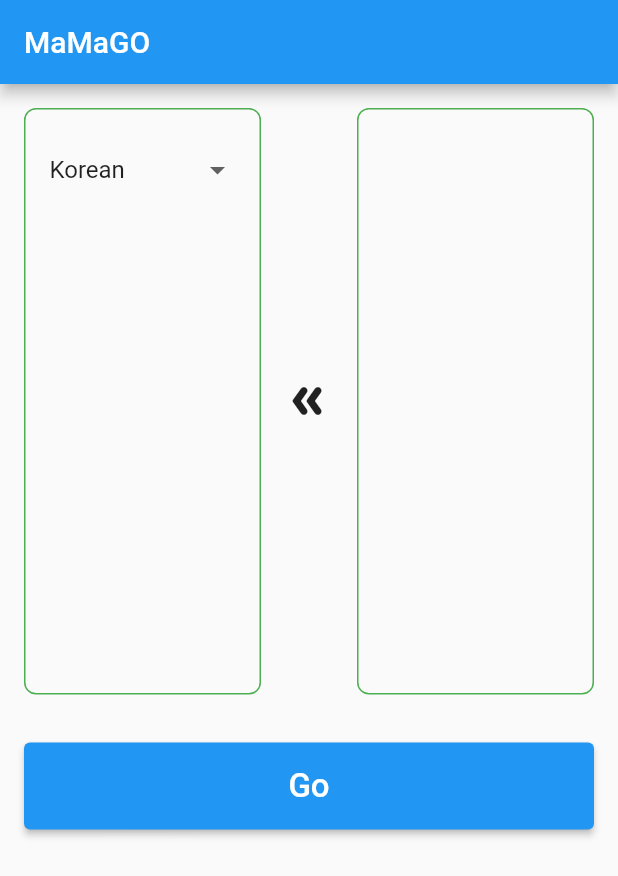
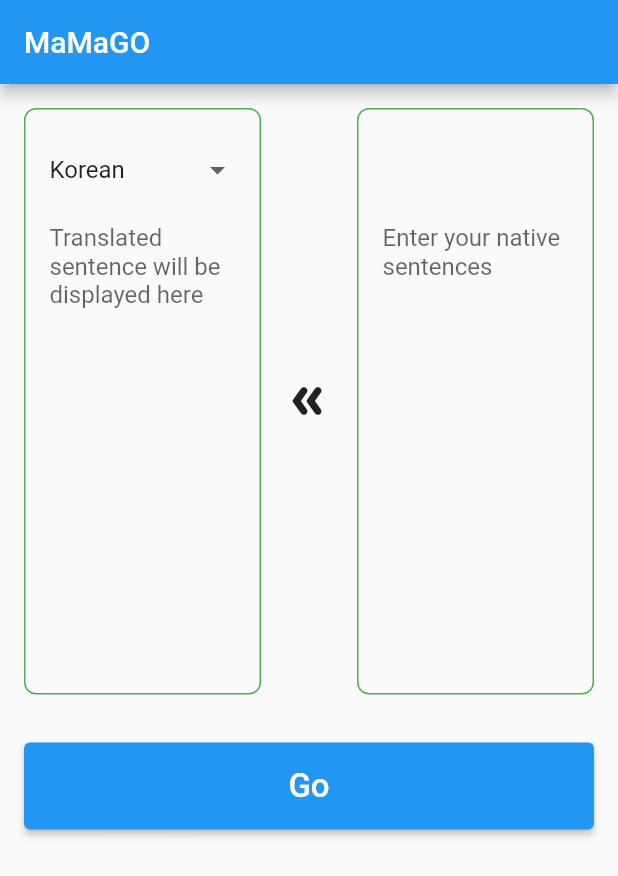
Before and after one commit to Raonshi/mamago, a Flutter app: the screen it shows after launch, after a tap on the "double arrow" icon, on a phone screen of 412 x 824 dp. Shown: the top 876 px of the screen. Run offline on Flutter 3.47's test engine with Material 2 defaults, Android fonts, the light colour scheme and no system bars; our stand-ins replace flutter_riverpod, freezed_annotation, go_router.

Commit message:
add translate provider

```diff
--- a/lib/common/enums.dart
+++ b/lib/common/enums.dart
@@ -1,5 +1,8 @@
 enum ConvertingLanguage {
-  korean,
-  english,
-  japanese,
+  korean("Korean"),
+  english("English"),
+  japanese("Japanese");
+
+  final String text;
+  const ConvertingLanguage(this.text);
 }
--- a/lib/page/home_page.dart
+++ b/lib/page/home_page.dart
@@ -1,6 +1,7 @@
 import 'package:flutter/material.dart';
 import 'package:flutter_riverpod/flutter_riverpod.dart';
 import 'package:go_router/go_router.dart';
+import 'package:mamago/common/enums.dart';
 import 'package:mamago/provider/home/home_provider.dart';
 
 class HomePage extends ConsumerWidget {
@@ -19,6 +20,7 @@ class HomePage extends ConsumerWidget {
         children: [
           Row(
             children: [
+              // Right Text Box
               Expanded(
                 child: Container(
                   margin: const EdgeInsets.all(16.0),
@@ -38,18 +40,14 @@ class HomePage extends ConsumerWidget {
                               maintainAnimation: true,
                               maintainState: true,
                               visible: !provider.isLeft,
-                              child: DropdownButton<int>(
-                                value: 0,
+                              child: DropdownButton<ConvertingLanguage>(
+                                value: provider.language,
                                 isExpanded: true,
                                 underline: const Offstage(),
-                                items: List.generate(
-                                  10,
-                                  (index) => DropdownMenuItem(
-                                    value: index,
-                                    child: const Text("Korean"),
-                                  ),
-                                ),
-                                onChanged: (value) {},
+                                items: ConvertingLanguage.values
+                                    .map((e) => DropdownMenuItem(value: e, child: Text(e.text)))
+                                    .toList(),
+                                onChanged: ref.read(homeProvider.notifier).selectConvertingLanguage,
                               ),
                             ),
                           ),
@@ -58,23 +56,33 @@ class HomePage extends ConsumerWidget {
                       TextFormField(
                         maxLines: null,
                         minLines: 15,
-                        decoration: const InputDecoration(border: InputBorder.none),
+                        decoration: InputDecoration(
+                          border: InputBorder.none,
+                          hintText: provider.isLeft
+                              ? "Enter your native sentences"
+                              : "Translated sentence will be displayed here",
+                        ),
                         readOnly: !provider.isLeft,
                       ),
                     ],
                   ),
                 ),
               ),
+
+              // Switcher
               RotatedBox(
                 quarterTurns: provider.isLeft ? 12 : 6,
                 child: InkWell(
                   splashColor: Colors.transparent,
                   onTap: () {
                     ref.read(homeProvider.notifier).switchConvertingDirection();
+                    FocusScope.of(context).unfocus();
                   },
                   child: const Icon(Icons.double_arrow_rounded, size: 32.0),
                 ),
               ),
+
+              // Left Text Box
               Expanded(
                 child: Container(
                   margin: const EdgeInsets.all(16.0),
@@ -94,18 +102,14 @@ class HomePage extends ConsumerWidget {
                               maintainAnimation: true,
                               maintainState: true,
                               visible: provider.isLeft,
-                              child: DropdownButton<int>(
-                                value: 0,
+                              child: DropdownButton<ConvertingLanguage>(
+                                value: provider.language,
                                 isExpanded: true,
                                 underline: const Offstage(),
-                                items: List.generate(
-                                  10,
-                                  (index) => DropdownMenuItem(
-                                    value: index,
-                                    child: const Text("Korean"),
-                                  ),
-                                ),
-                                onChanged: (value) {},
+                                items: ConvertingLanguage.values
+                                    .map((e) => DropdownMenuItem(value: e, child: Text(e.text)))
+                                    .toList(),
+                                onChanged: ref.read(homeProvider.notifier).selectConvertingLanguage,
                               ),
                             ),
                           ),
@@ -114,7 +118,12 @@ class HomePage extends ConsumerWidget {
                       TextFormField(
                         maxLines: null,
                         minLines: 15,
-                        decoration: const InputDecoration(border: InputBorder.none),
+                        decoration: InputDecoration(
+                          border: InputBorder.none,
+                          hintText: !provider.isLeft
+                              ? "Enter your native sentences"
+                              : "Translated sentence will be displayed here",
+                        ),
                         readOnly: provider.isLeft,
                       ),
                     ],
@@ -132,12 +141,7 @@ class HomePage extends ConsumerWidget {
                     onPressed: () {},
                     child: const Padding(
                       padding: EdgeInsets.all(16.0),
-                      child: Text(
-                        "Go",
-                        style: TextStyle(
-                          fontSize: 22.0,
-                        ),
-                      ),
+                      child: Text("Go", style: TextStyle(fontSize: 22.0)),
                     ),
                   ),
                 ),
--- a/lib/provider/home/home_provider.dart
+++ b/lib/provider/home/home_provider.dart
@@ -1,4 +1,5 @@
 import 'package:flutter_riverpod/flutter_riverpod.dart';
+import 'package:mamago/common/enums.dart';
 import 'package:mamago/provider/home/home_state.dart';
 
 final homeProvider = StateNotifierProvider<HomeStateNotifer, HomeState>((ref) => HomeStateNotifer());
@@ -7,6 +8,10 @@ class HomeStateNotifer extends StateNotifier<HomeState> {
   HomeStateNotifer() : super(const HomeState());
 
   void switchConvertingDirection() {
-    state = state.copyWith(isLeft: !state.isLeft);
+    state = state.copyWith(isLeft: !state.isLeft, language: ConvertingLanguage.korean);
+  }
+
+  void selectConvertingLanguage(ConvertingLanguage? language) {
+    state = state.copyWith(language: language ?? state.language);
   }
 }
```
Also changed, not shown: lib/provider/translate/translate_provider.dart (added, +17 -0 lines), lib/provider/translate/translate_state.dart (added, +17 -0 lines), lib/provider/translate/translate_state.freezed.dart (added).
